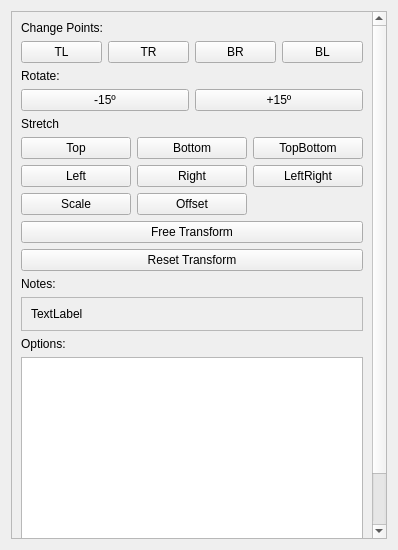
Before: the Qt Designer form ui/uifiles/editors/props.ui in timofey260/RWE-Sharp, drawn with Qt 5.
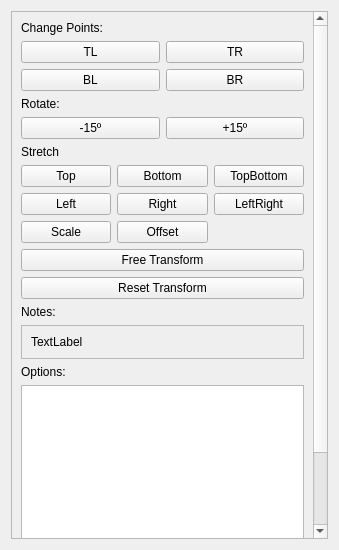
After: the same form once the commit is applied.

```diff
--- a/ui/uifiles/editors/props.ui
+++ b/ui/uifiles/editors/props.ui
@@ -6,7 +6,7 @@
    <rect>
     <x>0</x>
     <y>0</y>
-    <width>398</width>
+    <width>339</width>
     <height>550</height>
    </rect>
   </property>
@@ -24,8 +24,8 @@
        <rect>
         <x>0</x>
         <y>0</y>
-        <width>366</width>
-        <height>624</height>
+        <width>307</width>
+        <height>654</height>
        </rect>
       </property>
       <layout class="QVBoxLayout" name="verticalLayout_2">
@@ -37,18 +37,8 @@
         </widget>
        </item>
        <item>
-        <layout class="QHBoxLayout" name="horizontalLayout">
-         <item>
-          <widget class="QPushButton" name="changeTL">
-           <property name="text">
-            <string>TL</string>
-           </property>
-           <property name="flat">
-            <bool>false</bool>
-           </property>
-          </widget>
-         </item>
-         <item>
+        <layout class="QGridLayout" name="gridLayout_3">
+         <item row="0" column="1">
           <widget class="QPushButton" name="changeTR">
            <property name="text">
             <string>TR</string>
@@ -58,14 +48,24 @@
            </property>
           </widget>
          </item>
-         <item>
+         <item row="0" column="0">
+          <widget class="QPushButton" name="changeTL">
+           <property name="text">
+            <string>TL</string>
+           </property>
+           <property name="flat">
+            <bool>false</bool>
+           </property>
+          </widget>
+         </item>
+         <item row="1" column="1">
           <widget class="QPushButton" name="changeBR">
            <property name="text">
             <string>BR</string>
            </property>
           </widget>
          </item>
-         <item>
+         <item row="1" column="0">
           <widget class="QPushButton" name="changeBL">
            <property name="text">
             <string>BL</string>
```
